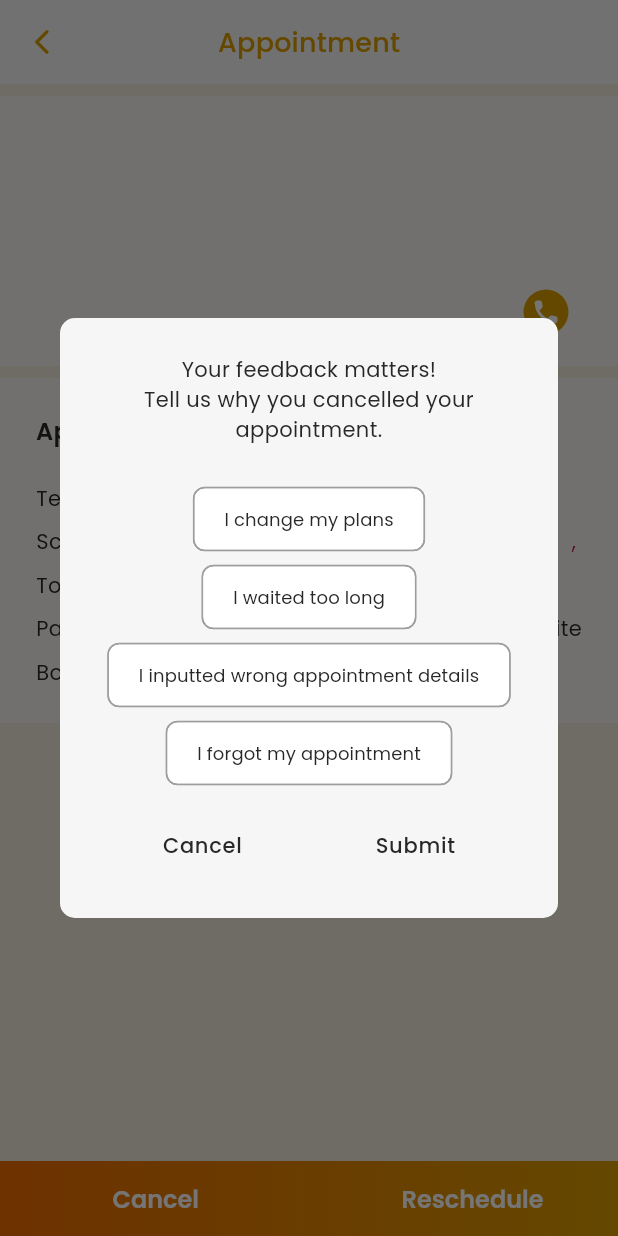
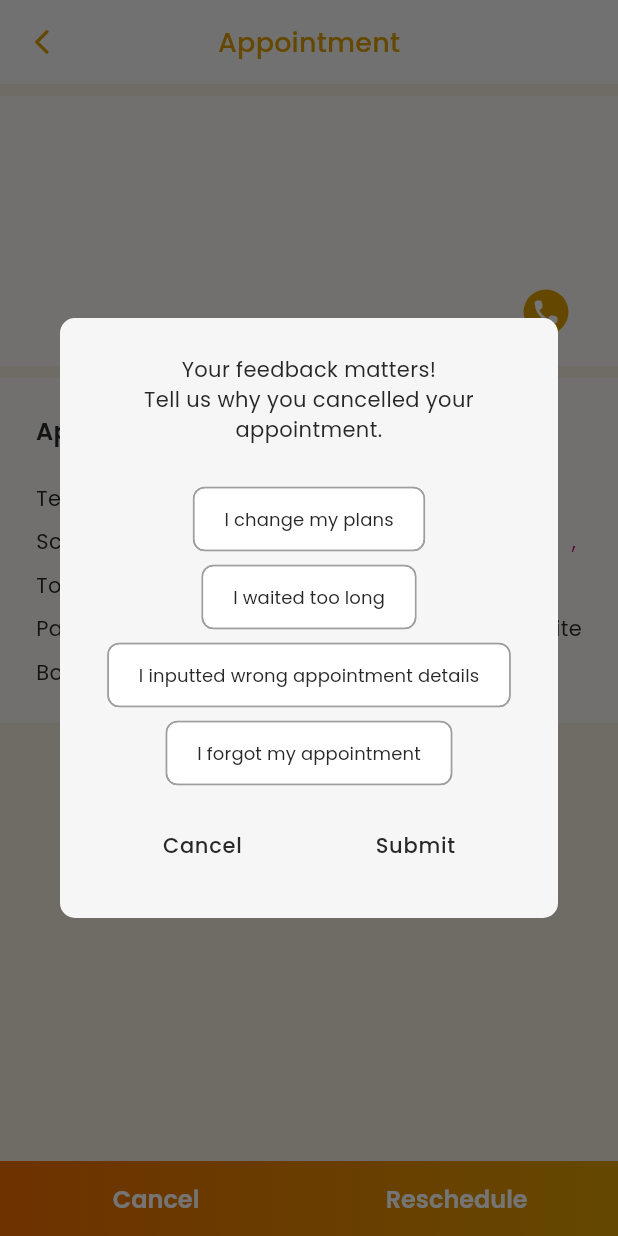
Before and after one commit to rolcodes/jbl_appointment_app, a Flutter app: the AppointmentsDetail screen opened directly with empty values, after a tap on "Cancel", on a phone screen of 412 x 824 dp. Run offline on Flutter 3.47's test engine with Material 3 defaults, Android fonts, the phone set to English and light mode, and no system bars; our stand-ins replace animated_splash_screen, badges, cloud_firestore, equatable, firebase_auth, firebase_core and 9 more; missing offline and left inert: carousel_slider_plus, pdfx, scrollable_clean_calendar; accounts and stored records are empty; network calls fail.

Commit message:
Fix UI in Update Select Staff
 - Make it responsive in other devices

Fix UI in Service Detail Screen

 - Make it responsive in smaller devices

```diff
--- a/lib/new_features/models/data/dummy_data.dart
+++ b/lib/new_features/models/data/dummy_data.dart
@@ -15,7 +15,7 @@
     id: 'c2',
     title: 'Gluta Drips',
     image:
-        'https://jblnew.keywcomm.com/wp-content/uploads/2024/05/Gluta-Iv-Push-Vs-Drip-Jevelme-Beauty-Lounge.webp',
+        'https://jblnew.keywcomm.com/wp-content/uploads/2024/07/brunette-woman-in-sunglasses-and-white-bikini-sunbathing-on-beach-on-vacation.jpg',
   ),
   Category(
     id: 'c3',
--- a/lib/new_features/screen/new_home_screen/widget/my_appointments/my_appointment_detail/my_appointments_detail.dart
+++ b/lib/new_features/screen/new_home_screen/widget/my_appointments/my_appointment_detail/my_appointments_detail.dart
@@ -45,7 +45,8 @@
   @override
   Widget build(BuildContext context) {
     final isMobileSmallWidth = CustomScreen.isMobileSmallWidth(context);
-    final isMobileMedium = CustomScreen.isMobileMediumWidth(context);
+    final isMobileMediumWidth = CustomScreen.isMobileMediumWidth(context);
+    final isMobileLargeWidth = CustomScreen.isMobileLargeWidth(context);
 
     return Scaffold(
       appBar: CustomAppBar(
@@ -57,13 +58,11 @@
         backgroundColor: TColors.light,
         isNotification: false,
         isCenterTitle: true,
-        title: Text(
-          'Appointment',
+        title: Text('Appointment',
             style: Theme.of(context)
                 .textTheme
                 .titleMedium!
-                .apply(color: TColors.primary, fontSizeDelta: 2)
-        ),
+                .apply(color: TColors.primary, fontSizeDelta: 2)),
       ),
       backgroundColor: TColors.secondary,
       body: SingleChildScrollView(
@@ -93,7 +92,7 @@
                   ),
                   Container(
                     width: isMobileSmallWidth ? 240 : 260,
-                    padding: isMobileMedium
+                    padding: isMobileMediumWidth
                         ? const EdgeInsets.only(left: 8)
                         : const EdgeInsets.only(left: 0),
                     child: Column(
@@ -344,7 +343,13 @@
                       },
                       child: Container(
                         padding: EdgeInsets.only(
-                            left: isMobileSmallWidth ? 40 : 60,
+                            left: isMobileSmallWidth
+                                ? 40
+                                : isMobileMediumWidth
+                                    ? 49
+                                    : isMobileLargeWidth
+                                        ? 60
+                                        : 55,
                             right: 60,
                             top: Platform.isAndroid ? 0 : 25,
                             bottom: Platform.isAndroid ? 0 : 25),
--- a/lib/new_features/screen/new_home_screen/widget/service_category_cards/widget/service_detail.dart
+++ b/lib/new_features/screen/new_home_screen/widget/service_category_cards/widget/service_detail.dart
@@ -34,6 +34,7 @@
   @override
   Widget build(BuildContext context) {
     /// My Strategy on making conditions in Media Queries
+    final isMobileSmallHeight = CustomScreen.isMobileSmallHeight();
     final isMobileMediumHeight = CustomScreen.isMobileMediumHeight();
     final isMobileLargeHeight = CustomScreen.isMobileLargeHeight();
     final isMobileExtraLargeHeight = CustomScreen.isMobileExtraLargeHeight();
@@ -45,7 +46,7 @@
           children: [
             SizedBox(
               width: MediaQuery.of(context).size.width,
-              height: isMobileMediumHeight
+              height: isMobileSmallHeight ? 810 : isMobileMediumHeight
                   ? 820
                   : isMobileLargeHeight
                       ? 820
```
Also changed, not shown: lib/new_features/screen/categories_screen/categories_screen.dart (+10 -4 lines), lib/new_features/screen/new_home_screen/widget/my_appointments/my_appointment_detail/widget/update_select_staff.dart (+37 -9 lines).
